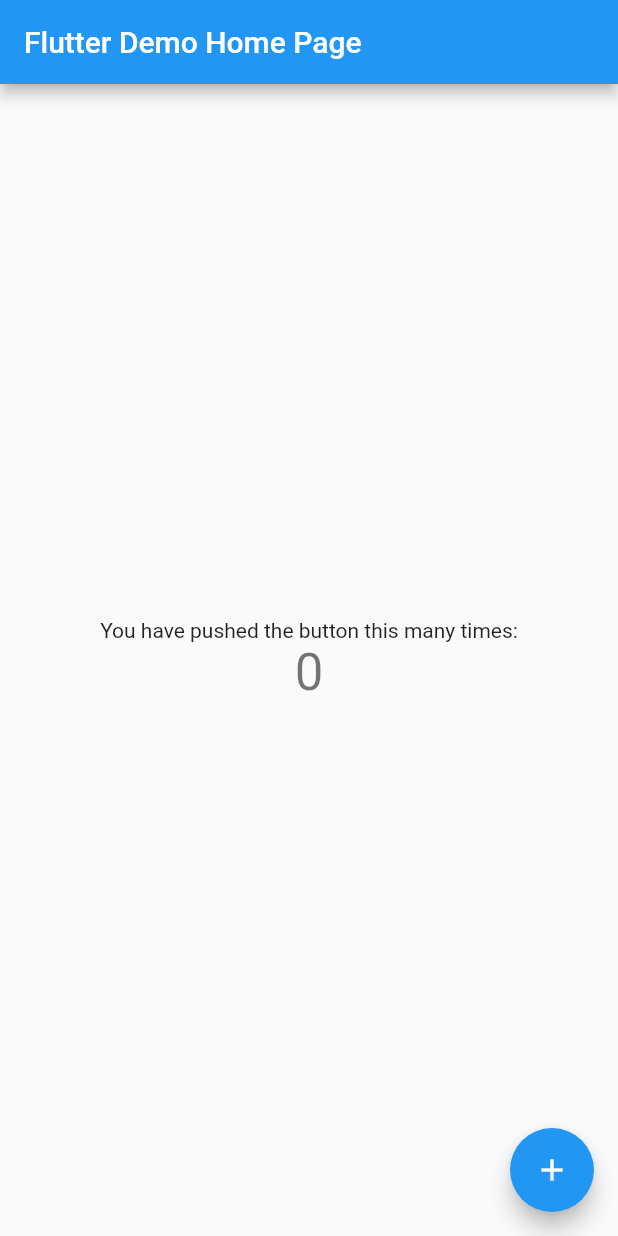
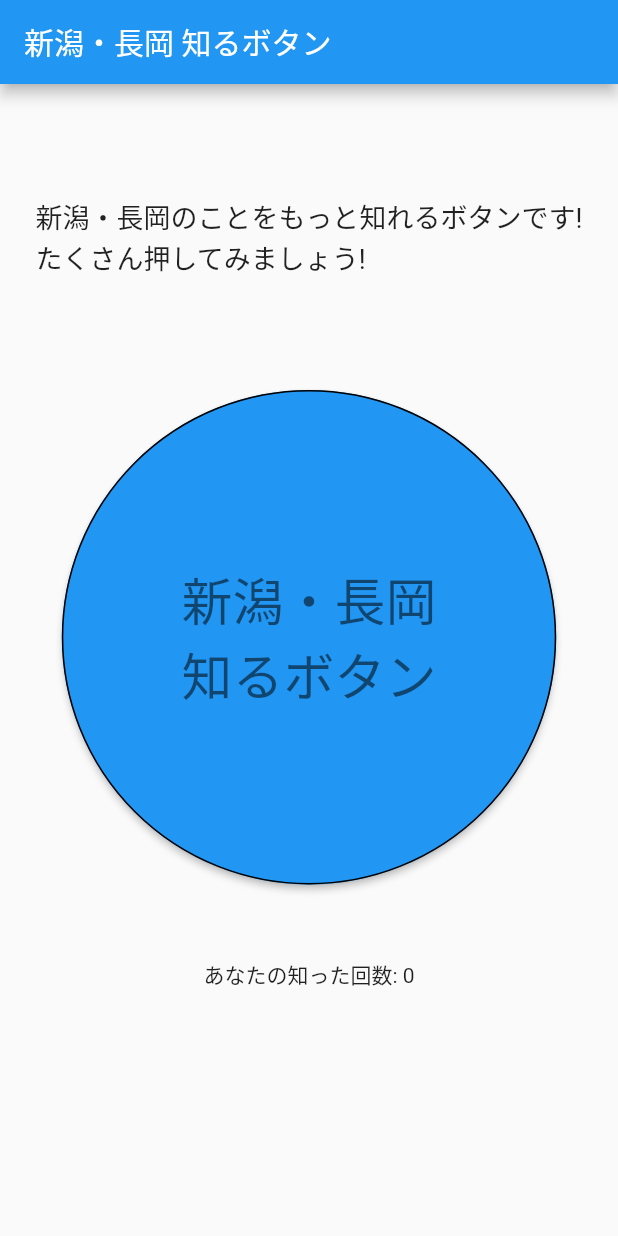
Before and after one commit to seipan1213/KnowledgeButtonApp, a Flutter app: the screen it shows after launch, on a phone screen of 412 x 824 dp. Run offline on Flutter 3.47's test engine with Material 2 defaults, Android fonts, the phone set to English and light mode, and no system bars; our stand-ins replace hooks_riverpod.

Commit message:
ボタン押下でランダムなURLに遷移

```diff
--- a/lib/main.dart
+++ b/lib/main.dart
@@ -1,115 +1,99 @@
+import 'dart:math';
+
 import 'package:flutter/material.dart';
+import 'package:hooks_riverpod/hooks_riverpod.dart';
+import 'package:url_launcher/url_launcher.dart';
+
+// A Counter example implemented with riverpod
 
 void main() {
-  runApp(const MyApp());
+  runApp(
+    // Adding ProviderScope enables Riverpod for the entire project
+    const ProviderScope(child: MyApp()),
+  );
 }
+
+final counterProvider = StateProvider((ref) => 0);
 
 class MyApp extends StatelessWidget {
   const MyApp({super.key});
 
-  // This widget is the root of your application.
   @override
   Widget build(BuildContext context) {
-    return MaterialApp(
-      title: 'Flutter Demo',
-      theme: ThemeData(
-        // This is the theme of your application.
-        //
-        // Try running your application with "flutter run". You'll see the
-        // application has a blue toolbar. Then, without quitting the app, try
-        // changing the primarySwatch below to Colors.green and then invoke
-        // "hot reload" (press "r" in the console where you ran "flutter run",
-        // or simply save your changes to "hot reload" in a Flutter IDE).
-        // Notice that the counter didn't reset back to zero; the application
-        // is not restarted.
-        primarySwatch: Colors.blue,
+    return MaterialApp(home: Home());
+  }
+}
+
+class Home extends ConsumerWidget {
+  List<String> urls = [
+    "https://niigata-kankou.or.jp/spot/10668",
+    "https://niigata-kankou.or.jp/spot/6950",
+    "https://niigata-kankou.or.jp/spot/10063",
+    "https://www.pref.niigata.lg.jp/sec/nosanengei/1249502659451.html",
+    "https://collection.shiawasehome-reuse.com/column/bqgourmet",
+    "https://tabizine.jp/2021/10/06/426556/",
+  ];
+  Future<void> _launchUrl() async {
+    final Uri _url = Uri.parse(urls[Random().nextInt(urls.length)]);
+    if (!await launchUrl(_url)) {
+      throw 'Could not launch $_url';
+    }
+  }
+
+  @override
+  Widget build(BuildContext context, WidgetRef ref) {
+    return Scaffold(
+      appBar: AppBar(title: const Text('新潟・長岡 知るボタン')),
+      body: Column(
+        children: [
+          const Padding(
+            padding: EdgeInsets.only(top: 75, bottom: 75),
+            child: Center(
+                child: Text(
+              "新潟・長岡のことをもっと知れるボタンです!\nたくさん押してみましょう!",
+              style: TextStyle(
+                fontSize: 18,
+              ),
+            )),
+          ),
+          Center(
+            // Consumer is a widget that allows you reading providers.
+            child: ElevatedButton(
+              style: ElevatedButton.styleFrom(
+                shape: const CircleBorder(
+                  side: BorderSide(
+                    color: Colors.black,
+                    width: 1,
+                    style: BorderStyle.solid,
+                  ),
+                ),
+              ),
+              child: SizedBox(
+                height: MediaQuery.of(context).size.width * 0.8,
+                width: MediaQuery.of(context).size.width * 0.8,
+                child: Center(
+                  child: Text(
+                    '新潟・長岡\n知るボタン',
+                    style: Theme.of(context).textTheme.headlineMedium,
+                  ),
+                ),
+              ),
+              onPressed: () {
+                _launchUrl();
+                ref.read(counterProvider.state).state++;
+              },
+            ),
+          ),
+          Padding(
+            padding: const EdgeInsets.only(top: 50),
+            child: Text(
+                'あなたの知った回数: ${ref.watch(counterProvider.state).state.toString()}'),
+          ),
+          const Padding(
+            padding: EdgeInsets.only(top: 50),
+          )
+        ],
       ),
-      home: const MyHomePage(title: 'Flutter Demo Home Page'),
     );
   }
 }
-
-class MyHomePage extends StatefulWidget {
-  const MyHomePage({super.key, required this.title});
-
-  // This widget is the home page of your application. It is stateful, meaning
-  // that it has a State object (defined below) that contains fields that affect
-  // how it looks.
-
-  // This class is the configuration for the state. It holds the values (in this
-  // case the title) provided by the parent (in this case the App widget) and
-  // used by the build method of the State. Fields in a Widget subclass are
-  // always marked "final".
-
-  final String title;
-
-  @override
-  State<MyHomePage> createState() => _MyHomePageState();
-}
-
-class _MyHomePageState extends State<MyHomePage> {
-  int _counter = 0;
-
-  void _incrementCounter() {
-    setState(() {
-      // This call to setState tells the Flutter framework that something has
-      // changed in this State, which causes it to rerun the build method below
-      // so that the display can reflect the updated values. If we changed
-      // _counter without calling setState(), then the build method would not be
-      // called again, and so nothing would appear to happen.
-      _counter++;
-    });
-  }
-
-  @override
-  Widget build(BuildContext context) {
-    // This method is rerun every time setState is called, for instance as done
-    // by the _incrementCounter method above.
-    //
-    // The Flutter framework has been optimized to make rerunning build methods
-    // fast, so that you can just rebuild anything that needs updating rather
-    // than having to individually change instances of widgets.
-    return Scaffold(
-      appBar: AppBar(
-        // Here we take the value from the MyHomePage object that was created by
-        // the App.build method, and use it to set our appbar title.
-        title: Text(widget.title),
-      ),
-      body: Center(
-        // Center is a layout widget. It takes a single child and positions it
-        // in the middle of the parent.
-        child: Column(
-          // Column is also a layout widget. It takes a list of children and
-          // arranges them vertically. By default, it sizes itself to fit its
-          // children horizontally, and tries to be as tall as its parent.
-          //
-          // Invoke "debug painting" (press "p" in the console, choose the
-          // "Toggle Debug Paint" action from the Flutter Inspector in Android
-          // Studio, or the "Toggle Debug Paint" command in Visual Studio Code)
-          // to see the wireframe for each widget.
-          //
-          // Column has various properties to control how it sizes itself and
-          // how it positions its children. Here we use mainAxisAlignment to
-          // center the children vertically; the main axis here is the vertical
-          // axis because Columns are vertical (the cross axis would be
-          // horizontal).
-          mainAxisAlignment: MainAxisAlignment.center,
-          children: <Widget>[
-            const Text(
-              'You have pushed the button this many times:',
-            ),
-            Text(
-              '$_counter',
-              style: Theme.of(context).textTheme.headline4,
-            ),
-          ],
-        ),
-      ),
-      floatingActionButton: FloatingActionButton(
-        onPressed: _incrementCounter,
-        tooltip: 'Increment',
-        child: const Icon(Icons.add),
-      ), // This trailing comma makes auto-formatting nicer for build methods.
-    );
-  }
-}
--- a/pubspec.yaml
+++ b/pubspec.yaml
@@ -39,6 +39,7 @@
   # The following adds the Cupertino Icons font to your application.
   # Use with the CupertinoIcons class for iOS style icons.
   cupertino_icons: ^1.0.2
+  url_launcher: ^6.1.6
 
 dev_dependencies:
   flutter_test:
```
Also changed, not shown: pubspec.lock, 5 other files.
